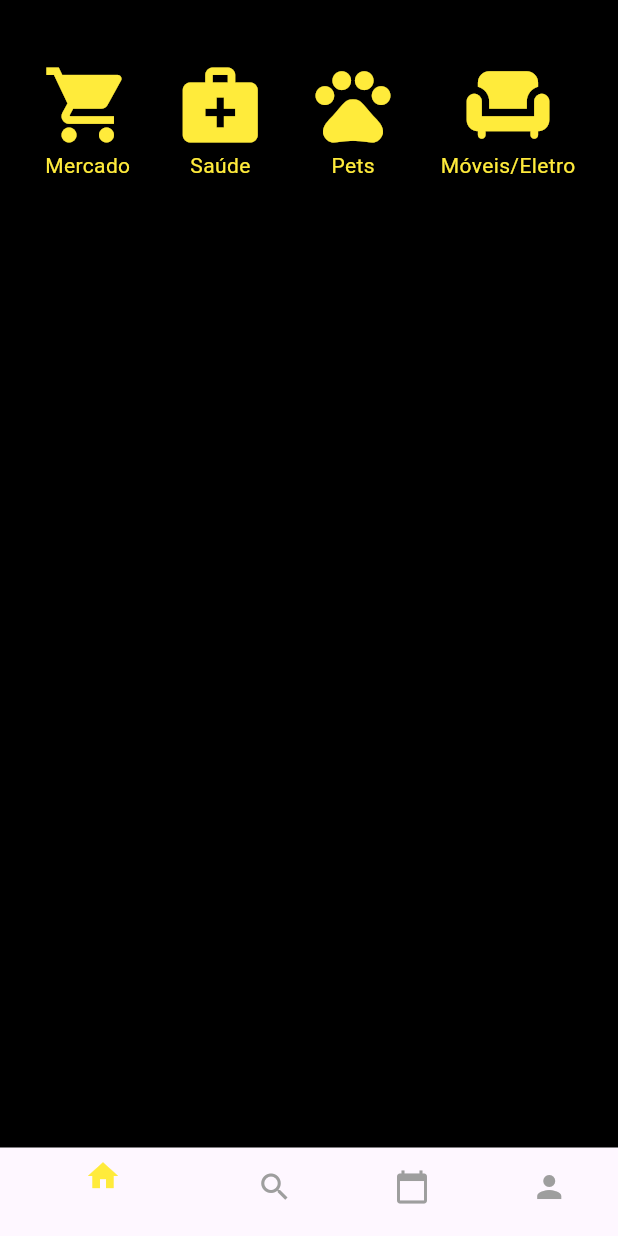
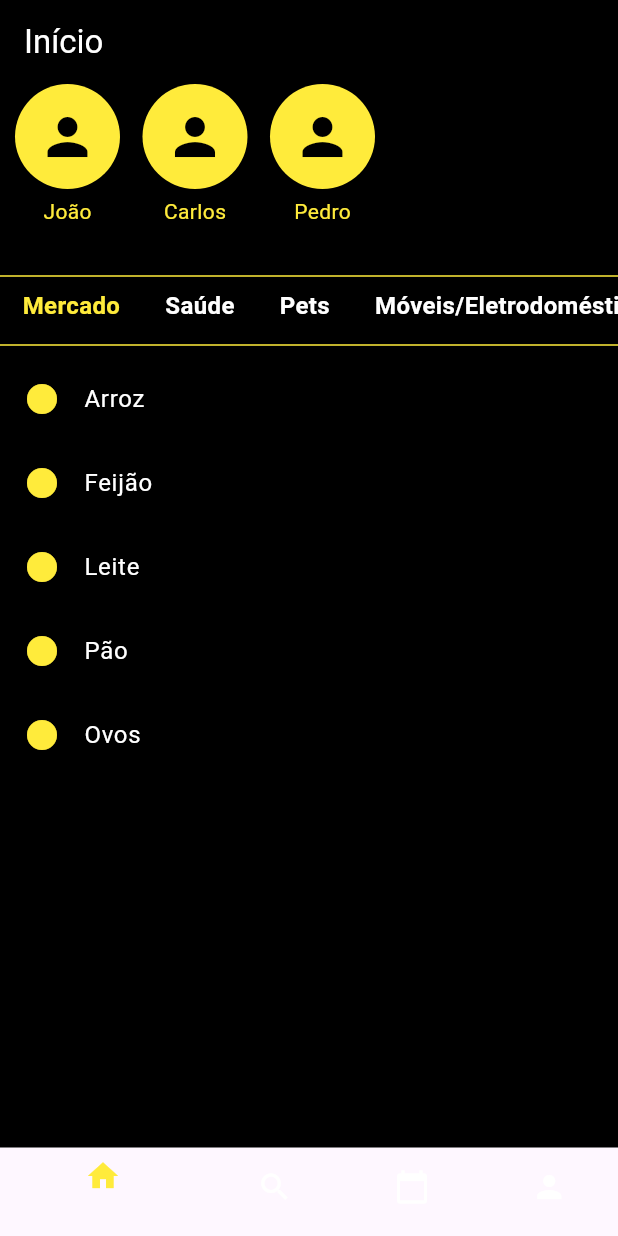
Before and after one commit to derpooo/speedlog, a Flutter app: the screen it shows after launch, after a tap on "Login", after a tap on "Entrar", on a phone screen of 412 x 824 dp. Run offline on Flutter 3.47's test engine with Material 3 defaults, Android fonts, the phone set to English and light mode, and no system bars.

Commit message:
Implementação do Home

```diff
--- a/lib/app.dart
+++ b/lib/app.dart
@@ -1,5 +1,5 @@
 import 'package:flutter/material.dart';
-import 'ui/pages/login_page.dart';
+import 'ui/pages/pagina_login.dart';
 
 class DeliveryApp extends StatelessWidget {
   @override
@@ -14,7 +14,7 @@ class DeliveryApp extends StatelessWidget {
           bodyMedium: TextStyle(color: Colors.yellow),
         ),
       ),
-      home: LoginPage(),
+      home: PaginaLogin(),
     );
   }
 }
--- a/lib/ui/pages/home_page.dart
+++ /dev/null
@@ -1,46 +0,0 @@
-import 'package:flutter/material.dart';
-
-class HomePage extends StatelessWidget {
-  @override
-  Widget build(BuildContext context) {
-    return Scaffold(
-      bottomNavigationBar: BottomNavigationBar(
-        backgroundColor: Colors.black,
-        selectedItemColor: Colors.yellow,
-        unselectedItemColor: Colors.grey,
-        items: [
-          BottomNavigationBarItem(icon: Icon(Icons.home), label: ''),
-          BottomNavigationBarItem(icon: Icon(Icons.search), label: ''),
-          BottomNavigationBarItem(icon: Icon(Icons.calendar_today), label: ''),
-          BottomNavigationBarItem(icon: Icon(Icons.person), label: ''),
-        ],
-      ),
-      body: Center(
-        child: Column(
-          mainAxisAlignment: MainAxisAlignment.start,
-          children: [
-            SizedBox(height: 40),
-            Row(
-              mainAxisAlignment: MainAxisAlignment.spaceEvenly,
-              children: [
-                _categoryIcon(Icons.shopping_cart, 'Mercado'),
-                _categoryIcon(Icons.medical_services, 'Saúde'),
-                _categoryIcon(Icons.pets, 'Pets'),
-                _categoryIcon(Icons.chair, 'Móveis/Eletro'),
-              ],
-            ),
-          ],
-        ),
-      ),
-    );
-  }
-
-  Widget _categoryIcon(IconData icon, String label) {
-    return Column(
-      children: [
-        Icon(icon, color: Colors.yellow, size: 60),
-        Text(label, style: TextStyle(color: Colors.yellow)),
-      ],
-    );
-  }
-}
--- a/lib/ui/pages/register_page.dart
+++ b/lib/ui/pages/pagina_cadastro.dart
@@ -1,6 +1,6 @@
 import 'package:flutter/material.dart';
 
-class RegisterPage extends StatelessWidget {
+class PaginaCadastro extends StatelessWidget {
   @override
   Widget build(BuildContext context) {
     return Scaffold(
@@ -13,22 +13,33 @@ class RegisterPage extends StatelessWidget {
         child: Column(
           children: [
             TextField(
-              decoration: InputDecoration(labelText: 'Nome', labelStyle: TextStyle(color: Colors.yellow)),
+              decoration: InputDecoration(
+                labelText: 'Nome',
+                labelStyle: TextStyle(color: Colors.yellow),
+              ),
               style: TextStyle(color: Colors.yellow),
             ),
             TextField(
-              decoration: InputDecoration(labelText: 'E-mail', labelStyle: TextStyle(color: Colors.yellow)),
+              decoration: InputDecoration(
+                labelText: 'E-mail',
+                labelStyle: TextStyle(color: Colors.yellow),
+              ),
               style: TextStyle(color: Colors.yellow),
             ),
             TextField(
-              decoration: InputDecoration(labelText: 'Senha', labelStyle: TextStyle(color: Colors.yellow)),
+              decoration: InputDecoration(
+                labelText: 'Senha',
+                labelStyle: TextStyle(color: Colors.yellow),
+              ),
               obscureText: true,
               style: TextStyle(color: Colors.yellow),
             ),
             SizedBox(height: 20),
             ElevatedButton(
               style: ElevatedButton.styleFrom(backgroundColor: Colors.yellow),
-              onPressed: () {},
+              onPressed: () {
+                // Aqui você pode adicionar lógica para salvar o cadastro
+              },
               child: Text('Registrar', style: TextStyle(color: Colors.black)),
             ),
           ],
--- /dev/null
+++ b/lib/ui/pages/pagina_inicial.dart
@@ -0,0 +1,152 @@
+import 'package:flutter/material.dart';
+
+class PaginaInicial extends StatefulWidget {
+  @override
+  _EstadoPaginaInicial createState() => _EstadoPaginaInicial();
+}
+
+class _EstadoPaginaInicial extends State<PaginaInicial> {
+  final List<String> categorias = ["Mercado", "Saúde", "Pets", "Móveis/Eletrodomésticos"];
+  String categoriaSelecionada = "Mercado";
+
+  final List<Map<String, dynamic>> motoristas = [
+    {
+      'nome': 'João',
+      'categorias': ['Mercado', 'Pets']
+    },
+    {
+      'nome': 'Maria',
+      'categorias': ['Saúde', 'Móveis/Eletrodomésticos']
+    },
+    {
+      'nome': 'Carlos',
+      'categorias': ['Mercado', 'Saúde']
+    },
+    {
+      'nome': 'Ana',
+      'categorias': ['Pets', 'Móveis/Eletrodomésticos']
+    },
+    {
+      'nome': 'Pedro',
+      'categorias': ['Mercado']
+    },
+  ];
+
+  final Map<String, List<String>> itensPorCategoria = {
+    "Mercado": ["Arroz", "Feijão", "Leite", "Pão", "Ovos"],
+    "Saúde": ["Remédios", "Vitaminas", "Máscaras", "Álcool Gel"],
+    "Pets": ["Ração", "Brinquedos", "Petiscos", "Areia para gatos"],
+    "Móveis/Eletrodomésticos": ["Sofá", "Geladeira", "Fogão", "Cadeira"]
+  };
+
+  @override
+  Widget build(BuildContext context) {
+    // Filtrar motoristas conforme a categoria selecionada
+    List<Map<String, dynamic>> motoristasFiltrados = motoristas
+        .where((motorista) => motorista['categorias'].contains(categoriaSelecionada))
+        .toList();
+
+    return Scaffold(
+      backgroundColor: Colors.black,
+      appBar: AppBar(
+        backgroundColor: Colors.black,
+        automaticallyImplyLeading: false,
+        title: Text('Início', style: TextStyle(color: Colors.white)),
+      ),
+      body: Column(
+        children: [
+          // Rolagem horizontal dos motoristas filtrados
+          SizedBox(
+            height: 120,
+            child: ListView.separated(
+              scrollDirection: Axis.horizontal,
+              padding: EdgeInsets.symmetric(horizontal: 10),
+              itemCount: motoristasFiltrados.length,
+              separatorBuilder: (context, index) => SizedBox(width: 15),
+              itemBuilder: (context, index) {
+                var motorista = motoristasFiltrados[index];
+                return Column(
+                  children: [
+                    CircleAvatar(
+                      radius: 35,
+                      backgroundColor: Colors.yellow,
+                      child: Icon(Icons.person, color: Colors.black, size: 40),
+                    ),
+                    SizedBox(height: 5),
+                    Text(
+                      motorista['nome'],
+                      style: TextStyle(color: Colors.yellow, fontSize: 14),
+                    ),
+                  ],
+                );
+              },
+            ),
+          ),
+
+          Divider(color: Colors.yellow),
+
+          // Seleção de categorias
+          SizedBox(
+            height: 30,
+            child: ListView.builder(
+              scrollDirection: Axis.horizontal,
+              itemCount: categorias.length,
+              itemBuilder: (context, index) {
+                String categoria = categorias[index];
+                return GestureDetector(
+                  onTap: () {
+                    setState(() {
+                      categoriaSelecionada = categoria;
+                    });
+                  },
+                  child: Padding(
+                    padding: EdgeInsets.symmetric(horizontal: 15),
+                    child: Text(
+                      categoria,
+                      style: TextStyle(
+                        color: categoriaSelecionada == categoria ? Colors.yellow : Colors.white,
+                        fontSize: 16,
+                        fontWeight: FontWeight.bold,
+                      ),
+                    ),
+                  ),
+                );
+              },
+            ),
+          ),
+
+          Divider(color: Colors.yellow),
+
+          // Lista de itens da categoria selecionada
+          Expanded(
+            child: ListView.builder(
+              itemCount: itensPorCategoria[categoriaSelecionada]?.length ?? 0,
+              itemBuilder: (context, index) {
+                return ListTile(
+                  title: Text(
+                    itensPorCategoria[categoriaSelecionada]![index],
+                    style: TextStyle(color: Colors.white),
+                  ),
+                  leading: Icon(Icons.circle, color: Colors.yellow),
+                );
+              },
+            ),
+          ),
+        ],
+      ),
+
+      // Barra de navegação inferior
+      bottomNavigationBar: BottomNavigationBar(
+        backgroundColor: Colors.black,
+        selectedItemColor: Colors.yellow,
+        unselectedItemColor: Colors.white,
+        items: [
+          BottomNavigationBarItem(icon: Icon(Icons.home), label: ''),
+          BottomNavigationBarItem(icon: Icon(Icons.search), label: ''),
+          BottomNavigationBarItem(icon: Icon(Icons.calendar_today), label: ''),
+          BottomNavigationBarItem(icon: Icon(Icons.person), label: ''),
+        ],
+      ),
+    );
+  }
+}
--- a/lib/ui/pages/login_page.dart
+++ b/lib/ui/pages/pagina_login.dart
@@ -1,17 +1,18 @@
 import 'package:flutter/material.dart';
-import 'home_page.dart';
-import 'register_page.dart';
+import 'pagina_inicial.dart'; // novo nome do arquivo traduzido
+import 'pagina_cadastro.dart'; // novo nome do arquivo traduzido
 
-class LoginPage extends StatefulWidget {
+class PaginaLogin extends StatefulWidget {
   @override
-  _LoginPageState createState() => _LoginPageState();
+  _EstadoPaginaLogin createState() => _EstadoPaginaLogin();
 }
 
-class _LoginPageState extends State<LoginPage> {
-  bool showLoginFields = false;
-  String userType = 'Cliente';
-  final TextEditingController emailController = TextEditingController();
-  final TextEditingController passwordController = TextEditingController();
+class _EstadoPaginaLogin extends State<PaginaLogin> {
+  bool mostrarCamposLogin = false;
+  String tipoUsuario = 'Cliente';
+
+  final TextEditingController controladorEmail = TextEditingController();
+  final TextEditingController controladorSenha = TextEditingController();
 
   @override
   Widget build(BuildContext context) {
@@ -21,46 +22,51 @@ class _LoginPageState extends State<LoginPage> {
           mainAxisAlignment: MainAxisAlignment.center,
           children: [
             Image.asset('lib/assets/logo.png', height: 100),
-            Text('SPEEDLOG', style: TextStyle(color: Colors.yellow, fontSize: 24, fontWeight: FontWeight.bold)),
             SizedBox(height: 20),
-            if (!showLoginFields) ...[
+
+            if (!mostrarCamposLogin) ...[
               DropdownButton<String>(
-                value: userType,
+                value: tipoUsuario,
                 dropdownColor: Colors.black,
                 style: TextStyle(color: Colors.yellow),
-                items: ['Cliente', 'Motorista'].map((String value) {
+                items: ['Cliente', 'Motorista'].map((String valor) {
                   return DropdownMenuItem<String>(
-                    value: value,
-                    child: Text(value),
+                    value: valor,
+                    child: Text(valor),
                   );
                 }).toList(),
-                onChanged: (String? newValue) {
+                onChanged: (String? novoValor) {
                   setState(() {
-                    userType = newValue!;
+                    tipoUsuario = novoValor!;
                   });
                 },
               ),
+
               ElevatedButton(
                 style: ElevatedButton.styleFrom(backgroundColor: Colors.yellow),
                 onPressed: () {
                   setState(() {
-                    showLoginFields = true;
+                    mostrarCamposLogin = true;
                   });
                 },
                 child: Text('Login', style: TextStyle(color: Colors.black)),
               ),
+
               SizedBox(height: 20),
+
               ElevatedButton(
                 style: ElevatedButton.styleFrom(backgroundColor: Colors.yellow),
                 onPressed: () {
                   Navigator.push(
-                  context,
-                  MaterialPageRoute(builder: (context) => RegisterPage()),
+                    context,
+                    MaterialPageRoute(builder: (context) => PaginaCadastro()),
                   );
                 },
                 child: Text('Cadastro', style: TextStyle(color: Colors.black)),
               ),
+
               SizedBox(height: 20),
+
               Row(
                 mainAxisAlignment: MainAxisAlignment.center,
                 children: [
@@ -69,30 +75,42 @@ class _LoginPageState extends State<LoginPage> {
                   Icon(Icons.apple, color: Colors.yellow, size: 40),
                 ],
               ),
-            ] else ...[
+            ]
+            else ...[
               Padding(
                 padding: const EdgeInsets.symmetric(horizontal: 20),
                 child: Column(
                   children: [
-                    Text('Login como: $userType', style: TextStyle(color: Colors.yellow, fontSize: 18)),
+                    Text('Login como: $tipoUsuario', style: TextStyle(color: Colors.yellow, fontSize: 18)),
                     SizedBox(height: 10),
+
                     TextField(
-                      controller: emailController,
-                      decoration: InputDecoration(labelText: 'Email', border: OutlineInputBorder()),
+                      controller: controladorEmail,
+                      decoration: InputDecoration(
+                        labelText: 'Email',
+                        border: OutlineInputBorder(),
+                      ),
                     ),
+
                     SizedBox(height: 10),
+
                     TextField(
-                      controller: passwordController,
+                      controller: controladorSenha,
                       obscureText: true,
-                      decoration: InputDecoration(labelText: 'Senha', border: OutlineInputBorder()),
+                      decoration: InputDecoration(
+                        labelText: 'Senha',
+                        border: OutlineInputBorder(),
+                      ),
                     ),
+
                     SizedBox(height: 20),
+
                     ElevatedButton(
                       style: ElevatedButton.styleFrom(backgroundColor: Colors.yellow),
                       onPressed: () {
                         Navigator.push(
-                        context,
-                        MaterialPageRoute(builder: (context) => HomePage()),
+                          context,
+                          MaterialPageRoute(builder: (context) => PaginaInicial()),
                         );
                       },
                       child: Text('Entrar', style: TextStyle(color: Colors.black)),
```
